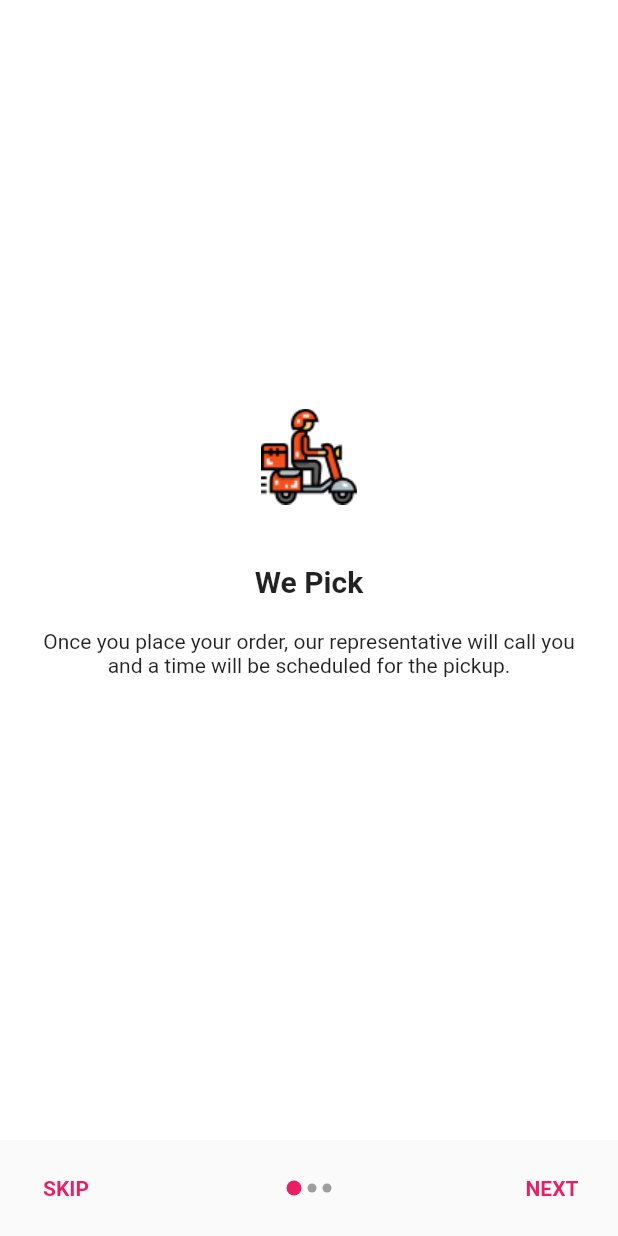
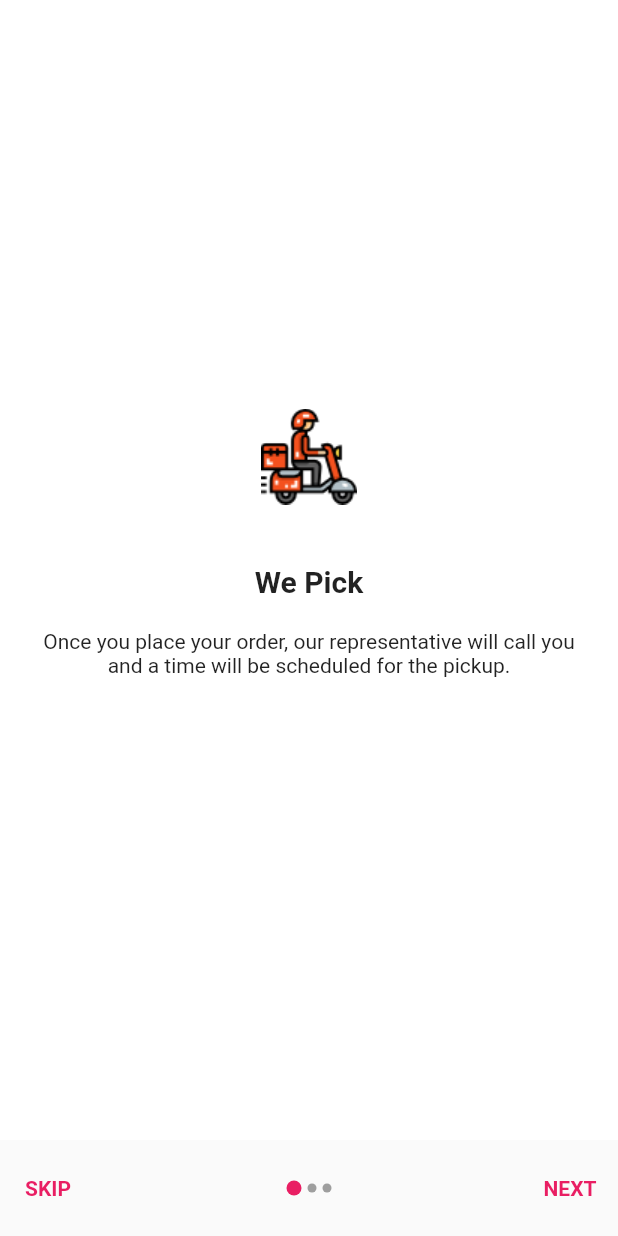
Before and after one commit to Shobu95/SewisticApp, a Flutter app: the screen it shows after launch, on a phone screen of 412 x 824 dp. Run offline on Flutter 3.47's test engine with Material 2 defaults, Android fonts, the phone set to English and light mode, and no system bars; our stand-ins replace carousel_slider.

Commit message:
Upgraded the flutter project. removed deprecated stuff, updated sdk versions

```diff
--- a/lib/screens/core/checkout/checkout.dart
+++ b/lib/screens/core/checkout/checkout.dart
@@ -1,5 +1,4 @@
 import 'package:flutter/material.dart';
-import 'package:flutter/widgets.dart';
 import 'package:sewistic_app/screens/core/checkout/widgets/my_stepper.dart';
 
 class Checkout extends StatefulWidget {
@@ -62,10 +61,7 @@ class _CheckoutState extends State<Checkout> {
   }
 
   Widget _proceedBtn() {
-    return FlatButton(
-      height: 45,
-      color: Colors.pink,
-      disabledColor: Colors.pink[100],
+    return TextButton(
       child: Row(
         mainAxisAlignment: MainAxisAlignment.center,
         children: [
--- a/lib/screens/core/product/product_details/product_details.dart
+++ b/lib/screens/core/product/product_details/product_details.dart
@@ -1,7 +1,5 @@
 import 'package:carousel_slider/carousel_slider.dart';
 import 'package:flutter/material.dart';
-import 'package:flutter/widgets.dart';
-import 'package:sewistic_app/models/order/design_type.dart';
 import 'package:sewistic_app/models/product/product.dart';
 import 'package:sewistic_app/screens/core/product/product_details/product_options.dart';
 import 'package:sewistic_app/shared/constants.dart';
@@ -148,9 +146,7 @@ class _ProductDetailsState extends State<ProductDetails> {
               width: 20,
             ),
             Expanded(
-              child: FlatButton(
-                height: 45,
-                color: Theme.of(context).primaryColor,
+              child: TextButton(
                 child: Text(
                   'Order This Design',
                   style: TextStyle(color: Colors.white, fontSize: 16),
--- a/lib/screens/core/product/product_details/product_options.dart
+++ b/lib/screens/core/product/product_details/product_options.dart
@@ -68,9 +68,7 @@ class ProductOptions extends StatelessWidget {
   Widget _addToCartBtn(BuildContext context) {
     return Padding(
       padding: const EdgeInsets.all(8.0),
-      child: FlatButton(
-        height: 45,
-        color: Colors.pink,
+      child: TextButton(
         child: Row(
           mainAxisAlignment: MainAxisAlignment.center,
           children: [
--- a/lib/screens/intro/intro_slider/intro_slider.dart
+++ b/lib/screens/intro/intro_slider/intro_slider.dart
@@ -53,9 +53,8 @@ class _IntroSliderState extends State<IntroSlider> {
     );
   }
 
-  FlatButton skipButton() {
-    return FlatButton(
-      splashColor: Colors.pink[500],
+  TextButton skipButton() {
+    return TextButton(
       child: Text(
         "SKIP",
         style: TextStyle(
@@ -84,9 +83,8 @@ class _IntroSliderState extends State<IntroSlider> {
     );
   }
 
-  FlatButton nextButton() {
-    return FlatButton(
-      splashColor: Colors.pink[500],
+  TextButton nextButton() {
+    return TextButton(
       child: Text(
         "NEXT",
         style: TextStyle(
```
Also changed, not shown: lib/screens/core/cart/cart.dart (+2 -9 lines), lib/screens/core/core_widgets/bottom_nav_bar.dart (+5 -6 lines), pubspec.lock, 4 other files.
